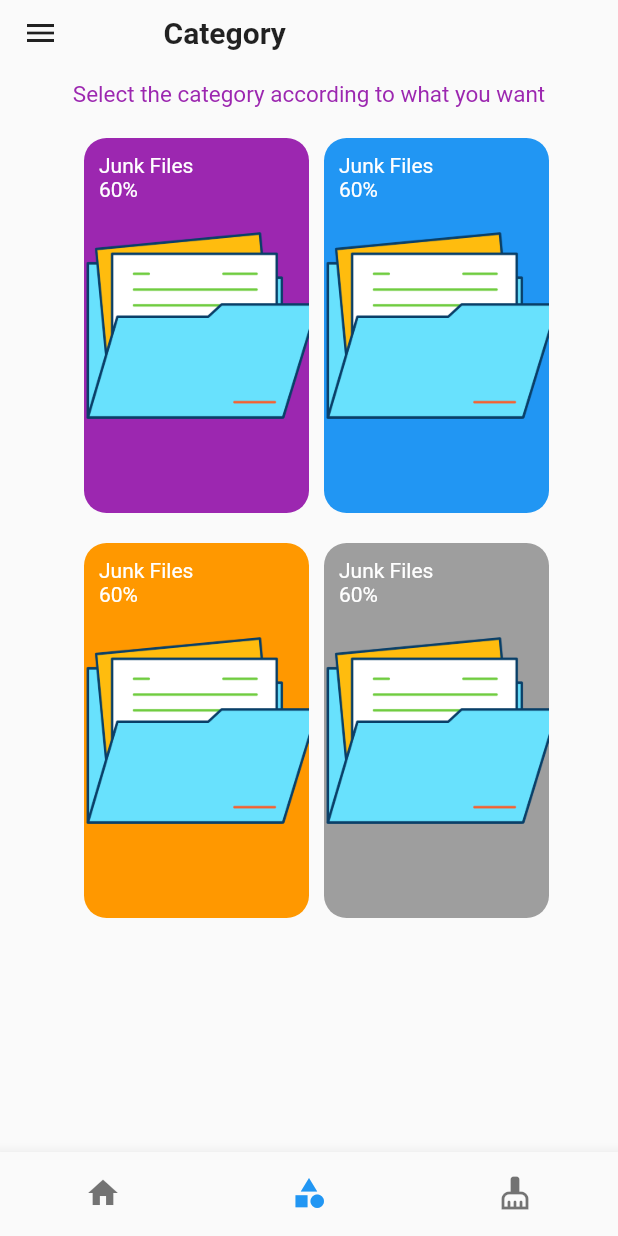
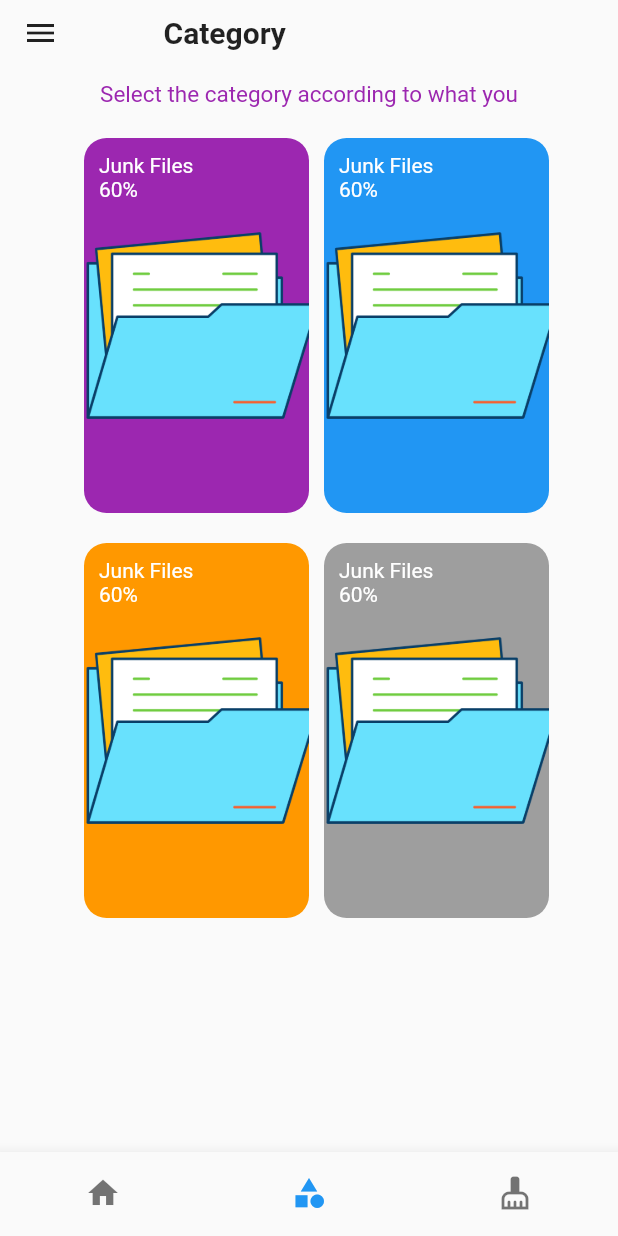
Before and after one commit to debayanpratihar/first-antivirus-app, a Flutter app: the screen it shows after launch, item 2 of the bottom bar chosen, on a phone screen of 412 x 824 dp. Run offline on Flutter 3.47's test engine with Material 2 defaults, Android fonts, the light colour scheme and no system bars.

Commit message:
remove want

```diff
--- a/lib/features/home/screens/category_screen.dart
+++ b/lib/features/home/screens/category_screen.dart
@@ -24,7 +24,7 @@ class CategoryScreen extends StatelessWidget {
               ),
               SizedBox(height: 20),
               Text(
-                'Select the category according to what you want',
+                'Select the category according to what you',
                 style: TextStyle(
                   fontSize: 15,
                   color: Colors.purple,
```
